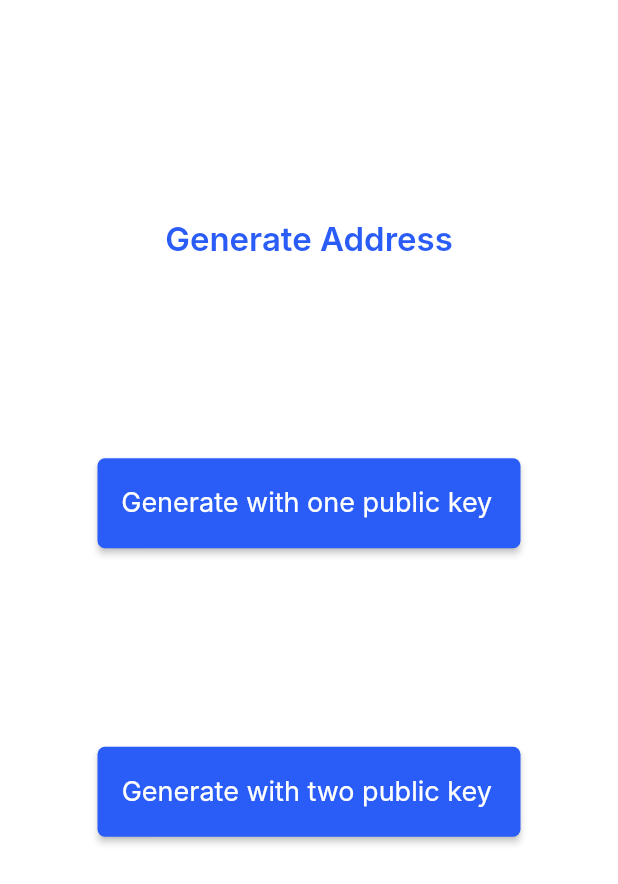
After one commit to toshmanuel/co-sign, a Flutter app: the HomePage screen opened by its route, on a phone screen of 412 x 824 dp. The commit adds this screen. Shown: the top 884 px of the screen. Run offline on Flutter 3.47's test engine with Material 2 defaults, Android fonts, the phone set to English and light mode, and no system bars; our stand-ins replace dio, flutter_spinkit, flutter_svg, fluttertoast, form_field_validator, get and 2 more; accounts and stored records are empty; Roboto replaces fonts that are missing (Inter).

Commit message:
created home screen

```diff
--- a/Frontend/lib/routes.dart
+++ b/Frontend/lib/routes.dart
@@ -1,6 +1,5 @@
 import 'package:flutter/material.dart';
-import 'package:frontend/screens/auth/auth.dart';
-import 'package:frontend/screens/home/home.dart';
+import 'package:frontend/screens/screens.dart';
 
 final Map<String, WidgetBuilder> routes = {
   LoginScreen.id: (context) => const LoginScreen(),
@@ -9,4 +8,5 @@ final Map<String, WidgetBuilder> routes = {
   ForgetPassword.id: (context) => const ForgetPassword(),
   SetUpScreen.id: (context) => const SetUpScreen(),
   GenerateAddress.id: (context) => const GenerateAddress(),
+  HomePage.id:(context) => const HomePage(),
 };
--- a/Frontend/lib/screens/auth/login_screen.dart
+++ b/Frontend/lib/screens/auth/login_screen.dart
@@ -134,7 +134,7 @@ class _LoginScreenState extends State<LoginScreen> {
                           Navigator.pushReplacement(
                             context,
                             MaterialPageRoute(
-                              builder: (_) => const GenerateAddress(),
+                              builder: (_) => const HomePage(),
                             ),
                           );
                         }
--- a/Frontend/lib/screens/home/home.dart
+++ b/Frontend/lib/screens/home/home.dart
@@ -1,2 +1,3 @@
 export 'generate_address.dart';
+export 'home_page.dart';
 export 'set_up.dart';
--- /dev/null
+++ b/Frontend/lib/screens/home/home_page.dart
@@ -0,0 +1,55 @@
+import 'package:flutter/material.dart';
+import 'package:frontend/utils/utils.dart';
+import 'package:frontend/widgets/widgets.dart';
+
+class HomePage extends StatefulWidget {
+  const HomePage({Key? key}) : super(key: key);
+  static const id = 'home_page';
+
+  @override
+  State<HomePage> createState() => _HomePageState();
+}
+
+class _HomePageState extends State<HomePage> {
+  final TextEditingController nameController = TextEditingController();
+  final TextEditingController emailController = TextEditingController();
+  final TextEditingController keyController = TextEditingController();
+  final _formKey = GlobalKey<FormState>();
+  @override
+  Widget build(BuildContext context) {
+    return Scaffold(
+      body: Padding(
+        padding:
+            const EdgeInsets.only(top: 80, bottom: 200, right: 65, left: 65),
+        child: Column(
+          mainAxisAlignment: MainAxisAlignment.spaceAround,
+          children: [
+            Center(
+              child: Text(
+                generateAddressText,
+                style: AppTextStyle.textSize22.copyWith(
+                    color: AppColors.primaryColor, fontWeight: FontWeight.w600),
+              ),
+            ),
+            CustomButton(
+              onPressed: () {},
+              text: Text('Generate with one public key',
+                  style: AppTextStyle.textSize18
+                      .copyWith(color: AppColors.whiteColor)),
+              height: 60,
+              width: 335,
+            ),
+            CustomButton(
+              onPressed: () {},
+              text: Text('Generate with two public key',
+                  style: AppTextStyle.textSize18
+                      .copyWith(color: AppColors.whiteColor)),
+              height: 60,
+              width: 335,
+            ),
+          ],
+        ),
+      ),
+    );
+  }
+}
--- a/Frontend/lib/utils/constant.dart
+++ b/Frontend/lib/utils/constant.dart
@@ -31,5 +31,6 @@ const String withAll3Text =
 const String createSharedWallet = 'Create shared wallet';
 const String recoverWalletYou = 'Recover a wallet you previously used.';
 const String summitYourText = 'Submit Your Key';
+const String generateAddressText = 'Generate Address';
 const String username = 'username';
 const String tokenResponse = 'tokresponsen';
```
Also changed, not shown: 1 other file.
